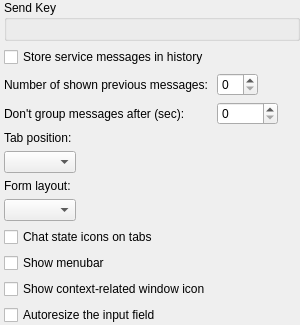
First picture: the form in core/src/corelayers/adiumchat/chatforms/tabbedchatform/settings/tabbedchatbehavior.ui, repository euroelessar/qutim, before the edit.
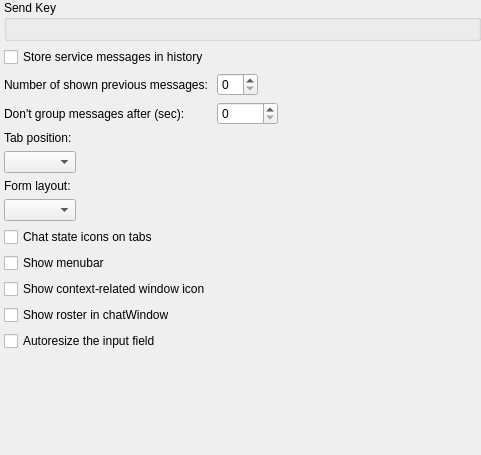
Second picture: the form after the edit.

Commit message: United roster and contactlist

```diff
--- a/core/src/corelayers/adiumchat/chatforms/tabbedchatform/settings/tabbedchatbehavior.ui
+++ b/core/src/corelayers/adiumchat/chatforms/tabbedchatform/settings/tabbedchatbehavior.ui
@@ -6,8 +6,8 @@
    <rect>
     <x>0</x>
     <y>0</y>
-    <width>300</width>
-    <height>298</height>
+    <width>481</width>
+    <height>455</height>
    </rect>
   </property>
   <property name="windowTitle">
@@ -117,7 +117,7 @@
      </property>
     </widget>
    </item>
-   <item row="11" column="0">
+   <item row="12" column="0">
     <widget class="QCheckBox" name="autoresizeBox">
      <property name="text">
       <string>Autoresize the input field</string>
@@ -131,6 +131,13 @@
      </property>
     </widget>
    </item>
+   <item row="11" column="0">
+    <widget class="QCheckBox" name="rosterBox">
+     <property name="text">
+      <string>Show roster in chatWindow</string>
+     </property>
+    </widget>
+   </item>
   </layout>
  </widget>
  <resources/>
```
The commit also changes 6 other files.
